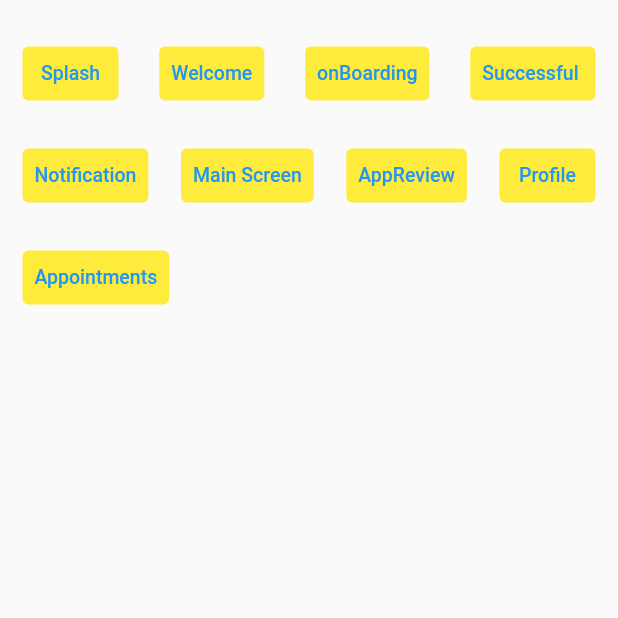
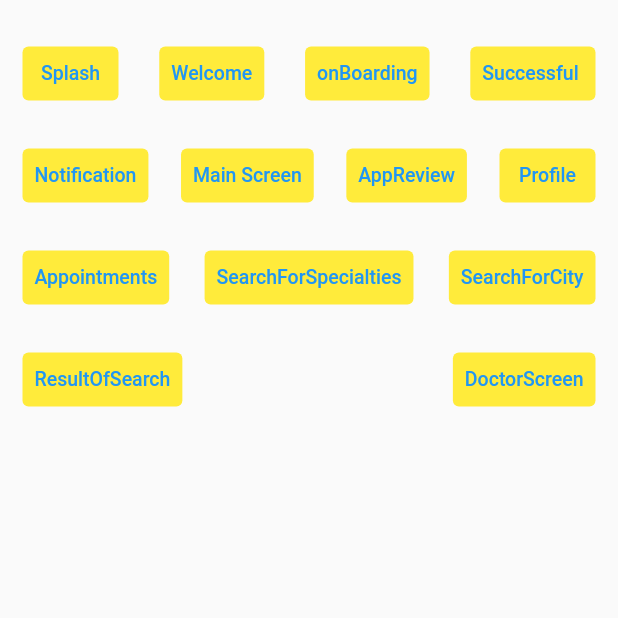
Before and after one commit to Abdo010101/Dorak, a Flutter app: the screen it shows after launch, on a phone screen of 412 x 824 dp, the top half of it. Run offline on Flutter 3.47's test engine with Material 2 defaults, Android fonts, the phone set to English and light mode, and no system bars; our stand-ins replace cached_network_image, date_time_picker, dio, easy_localization, flutter_datetime_picker, flutter_rating_bar and 7 more; missing offline and left inert: flutter_svg_image, material_dialogs, wc_form_validators.

Commit message:
update search

```diff
--- a/lib/routes/dorak_routes.dart
+++ b/lib/routes/dorak_routes.dart
@@ -10,26 +10,22 @@ abstract class NameRoutes {
   static const kEditProfileScreen = '$kHomeScreen/edit_profile';
   static const kNotificationScreen = '$kHomeScreen/notification';
   static const kOffersScreen = '$kHomeScreen/offers';
-  static const kNewOfferScreen = '$kOffersScreen/new_offer';
-  static const kSettingScreen = '$kMenuDrawerScreen/setting';
+  static const kSettingScreen = '$kProfileScreen/setting';
   static const kForgetPasswordScreen = '$kLoginScreen/forget_password';
   static const kAppointmentsScreen = '$kLoginScreen/appointments_screen';
   static const kReviewScreen = '$kHomeScreen/reviews_screen';
-  static const kMenuDrawerScreen = '$kHomeScreen/menu_drawer_screen';
-  static const kMyBillScreen = '$kMenuDrawerScreen/my_bill_screen';
+  static const kSearchForCityScreen = '$kHomeScreen/search_for_city_screen';
+  static const kResultOfSearch = '$kSearchForCityScreen/result_of_search';
+  static const kSearchForSpecialtiesScreen =
+      '$kHomeScreen/search_for_specialties_screen';
+  static const kDoctorScreen = '$kHomeScreen/doctor_Screen';
   static const kReportScreen = '$kHomeScreen/report_Screen';
   static const kProfileScreen = '$kHomeScreen/profile_screen';
   static const kProfileDetailsScreen = '$kProfileScreen/profile_details_screen';
-  static const kClinicProfileScreen = '$kProfileScreen/clinic_profile_screen';
   static const kSuccessScreen = '$kOTPScreen/success_screen';
-  static const kSuccessPromotionScreen =
-      '$kHomeScreen/success_promotion_screen';
   static const kSignUpFingerScreen = '$kSuccessScreen/sign_up_finger_screen';
   static const kMedicalCenterScreen = '$kProfileScreen/medical_center_screen';
-  static const kAppReview = '$kMenuDrawerScreen/app_review';
-  static const kPromoteScreen = '$kMenuDrawerScreen/promote';
-  static const kGoogleMap = '$kMenuDrawerScreen/google_map';
-  static const kSubscriptionScreen = '$kMenuDrawerScreen/subscription';
+  static const kAppReview = '$kProfileScreen/app_review';
   static const kChangePasswordScreen = '$kOTPScreen/changePassword';
   static const kMainTestScreen = 'main_test_screen';
 }
--- a/lib/routes/route_manger.dart
+++ b/lib/routes/route_manger.dart
@@ -1,6 +1,5 @@
 import 'package:dorakpattient/routes/dorak_routes.dart';
 import 'package:dorakpattient/ui/screens/screens.dart';
-import 'package:dorakpattient/ui/screens/setting_screen.dart';
 import 'package:flutter/material.dart';
 
 class RouteManger {
@@ -8,28 +7,52 @@ class RouteManger {
     switch (settings.name) {
       case NameRoutes.kSplashScreen:
         return MaterialPageRoute(builder: (context) => SplashScreen());
+
       case NameRoutes.kSuccessScreen:
         return MaterialPageRoute(builder: (context) => const SuccessScreen());
+
       case NameRoutes.kIntroScreen:
         return MaterialPageRoute(builder: (context) => const IntroScreen());
+
       case NameRoutes.kWelcomeScreen:
         return MaterialPageRoute(builder: (context) => const WelcomeScreen());
+
       case NameRoutes.kAppReview:
         return MaterialPageRoute(builder: (context) => const AppReview());
+
       case NameRoutes.kHomeScreen:
         return MaterialPageRoute(builder: (context) => const MainScreen());
+
       case NameRoutes.kNotificationScreen:
         return MaterialPageRoute(
             builder: (context) => const NotificationScreen());
+
       case NameRoutes.kProfileDetailsScreen:
         return MaterialPageRoute(builder: (context) => ProfileDetailsScreen());
+
       case NameRoutes.kProfileScreen:
         return MaterialPageRoute(builder: (context) => const ProfileScreen());
+
       case NameRoutes.kAppointmentsScreen:
         return MaterialPageRoute(
             builder: (context) => const AppointmentsScreen());
+
       case NameRoutes.kSettingScreen:
         return MaterialPageRoute(builder: (context) => SettingsScreen());
+
+      case NameRoutes.kSearchForSpecialtiesScreen:
+        return MaterialPageRoute(
+            builder: (context) => const SearchForSpecialtiesScreen());
+
+      case NameRoutes.kSearchForCityScreen:
+        return MaterialPageRoute(
+            builder: (context) => const SearchForCityScreen());
+
+      case NameRoutes.kResultOfSearch:
+        return MaterialPageRoute(
+            builder: (context) => const ResultOfSearchScreen());
+      case NameRoutes.kDoctorScreen:
+        return MaterialPageRoute(builder: (context) => const DoctorScreen());
 
       default:
         return MaterialPageRoute(builder: (context) => const MainTestScreen());
--- a/lib/ui/components/components.dart
+++ b/lib/ui/components/components.dart
@@ -36,5 +36,7 @@ export 'notification/notification_card.dart';
 export 'offer/date_time_builder.dart';
 export 'offer/offer_widget.dart';
 export 'profile/information_text.dart';
+export 'search/city_widget.dart';
+export 'search/specialties_widget.dart';
 export 'settings/settings_components.dart';
 export 'terms_policy/terms_policy_bottom_sheet.dart';
--- /dev/null
+++ b/lib/ui/screens/doctor_screen.dart
@@ -0,0 +1,10 @@
+import 'package:flutter/material.dart';
+
+class DoctorScreen extends StatelessWidget {
+  const DoctorScreen({Key? key}) : super(key: key);
+
+  @override
+  Widget build(BuildContext context) {
+    return const Placeholder();
+  }
+}
--- a/lib/ui/screens/main_test_screen.dart
+++ b/lib/ui/screens/main_test_screen.dart
@@ -72,6 +72,30 @@ class _MainTestScreenState extends State<MainTestScreen> {
                     title: 'Appointments',
                     destination: NameRoutes.kAppointmentsScreen,
                   ),
+                  TransmissionButton(
+                    title: 'SearchForSpecialties',
+                    destination: NameRoutes.kSearchForSpecialtiesScreen,
+                  ),
+                  TransmissionButton(
+                    title: 'SearchForCity',
+                    destination: NameRoutes.kSearchForCityScreen,
+                  ),
+                ],
+              ),
+              const SizedBox(
+                height: 20,
+              ),
+              Row(
+                mainAxisAlignment: MainAxisAlignment.spaceBetween,
+                children: const [
+                  TransmissionButton(
+                    title: 'ResultOfSearch',
+                    destination: NameRoutes.kResultOfSearch,
+                  ),
+                  TransmissionButton(
+                    title: 'DoctorScreen',
+                    destination: NameRoutes.kDoctorScreen,
+                  ),
                 ],
               ),
             ],
--- a/lib/ui/screens/screens.dart
+++ b/lib/ui/screens/screens.dart
@@ -1,5 +1,6 @@
 export 'app_review_screen.dart';
 export 'appointments_screen.dart';
+export 'doctor_screen.dart';
 export 'home_screen.dart';
 export 'introduction_screen.dart';
 export 'main_screen.dart';
@@ -7,6 +8,10 @@ export 'main_test_screen.dart';
 export 'notification_screen.dart';
 export 'profile_details_screen.dart';
 export 'profile_screen.dart';
+export 'result_of_search.dart';
+export 'search/search_for_city_screen.dart';
+export 'search/search_for_specialties_screen.dart';
+export 'setting_screen.dart';
 export 'splash_screen.dart';
 export 'success_screen.dart';
 export 'welcome_screen.dart';
```
Also changed, not shown: lib/ui/components/medical_center/medical_center_widget.dart (+30 -6 lines), lib/ui/components/search/city_widget.dart (added, +31 -0 lines), lib/ui/components/search/specialties_widget.dart (added, +40 -0 lines), lib/ui/screens/home_screen.dart (+27 -18 lines), lib/ui/screens/result_of_search.dart (added, +10 -0 lines), lib/ui/screens/search/search_for_city_screen.dart (added, +96 -0 lines), lib/ui/screens/search/search_for_specialties_screen.dart (added, +85 -0 lines), lib/ui/screens/search_screen.dart (deleted, +0 -76 lines).
